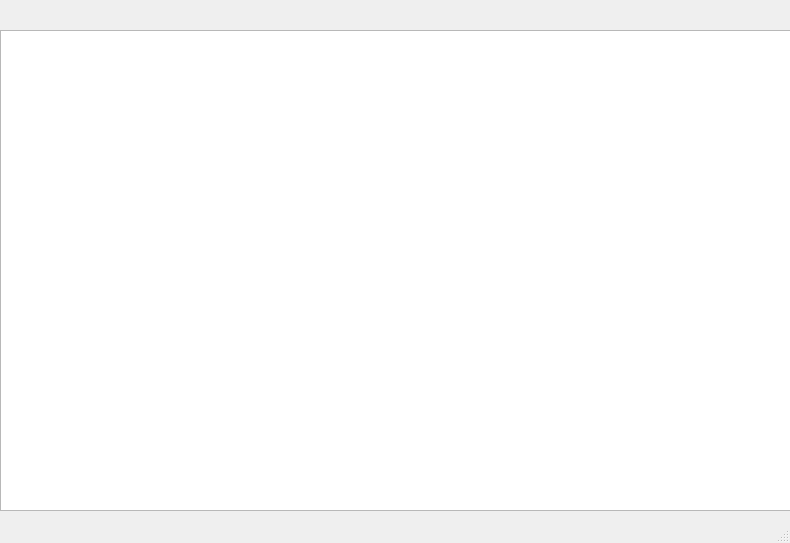
Alekcey264/YandexLMS, file 2nd year/QT 7/Homework/6.ui: the form before one commit.
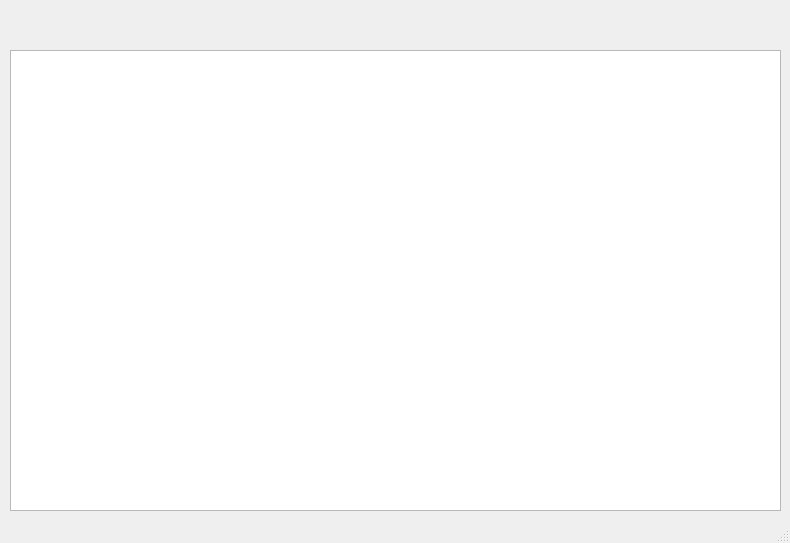
The form after the commit.

What changed in the file:
```diff
--- a/2nd year/QT 7/Homework/6.ui
+++ b/2nd year/QT 7/Homework/6.ui
@@ -14,13 +14,24 @@
    <string>MainWindow</string>
   </property>
   <widget class="QWidget" name="centralwidget">
-   <widget class="QTableWidget" name="tableWidget">
+   <widget class="QWidget" name="horizontalLayoutWidget">
     <property name="geometry">
      <rect>
-      <x>0</x>
-      <y>30</y>
-      <width>791</width>
-      <height>481</height>
+      <x>10</x>
+      <y>10</y>
+      <width>771</width>
+      <height>31</height>
+     </rect>
+    </property>
+    <layout class="QHBoxLayout" name="layout_for_buttons"/>
+   </widget>
+   <widget class="QTableView" name="tableWidget">
+    <property name="geometry">
+     <rect>
+      <x>10</x>
+      <y>50</y>
+      <width>771</width>
+      <height>461</height>
      </rect>
     </property>
    </widget>
```
